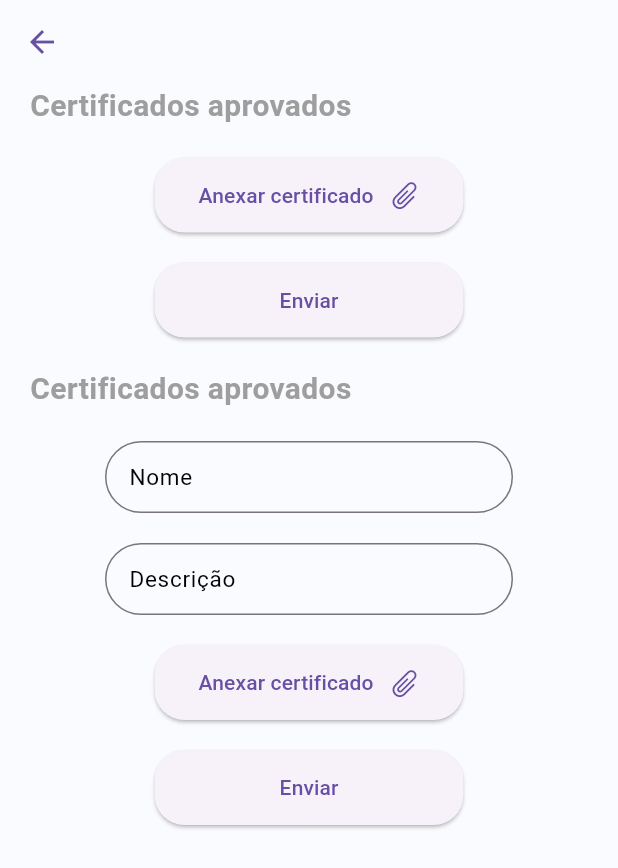
After one commit to Fhuller/quanto_falta_front, a Flutter app: the AdminPage screen opened by its route, on a phone screen of 412 x 824 dp. The commit adds this screen. Shown: the top 868 px of the screen. Run offline on Flutter 3.47's test engine with Material 3 defaults, Android fonts, the light colour scheme and no system bars; our stand-ins replace file_picker, percent_indicator, permission_handler; missing offline and left inert: validatorless.

Commit message:
admin page

```diff
--- a/lib/api/certificateapi.dart
+++ b/lib/api/certificateapi.dart
@@ -1,5 +1,5 @@
 import 'dart:io';
-import 'package:quanto_falta_front/models/token.dart';
+import 'package:quanto_falta_front/models/response.dart';
 import 'package:quanto_falta_front/services/api.dart';
 import 'package:quanto_falta_front/utils/constants.dart';
 
@@ -13,8 +13,8 @@ class CertificateAPI {
 
     final jsonData = await Api.post('$apiUrl/certificate/upload/', data, JWT);
 
-    final token = Token.fromJson(jsonData['data']);
+    final token = Response.fromJson(jsonData['data']);
 
-    return token.value;
+    return token.token;
   }
 }
--- a/lib/main.dart
+++ b/lib/main.dart
@@ -2,6 +2,7 @@ import 'package:flutter/material.dart';
 import 'package:quanto_falta_front/screens/home.dart';
 import 'package:quanto_falta_front/screens/login/login_page.dart';
 import 'package:quanto_falta_front/screens/register.dart';
+import 'package:quanto_falta_front/screens/admin.dart';
 
 void main() {
   runApp(const MainApp());
@@ -18,7 +19,8 @@ class MainApp extends StatelessWidget {
       routes: {
         '/': (context) => const Login(),
         '/register': (context) => const Register(),
-        '/homePage': (context) => const HomePage()
+        '/homePage': (context) => const HomePage(),
+        '/adminPage':(context) => const AdminPage()
       },
       initialRoute: '/',
     );
--- /dev/null
+++ b/lib/models/response.dart
@@ -0,0 +1,10 @@
+class Response {
+  String token;
+  bool admin = false;
+
+  Response({required this.token, required this.admin});
+
+  factory Response.fromJson(Map<String, dynamic> jsonData) {
+    return Response(token: jsonData['data']['token'], admin: jsonData['admin']);
+  }
+}
--- a/lib/models/token.dart
+++ /dev/null
@@ -1,9 +0,0 @@
-class Token {
-  String value;
-
-  Token({required this.value});
-
-  factory Token.fromJson(Map<String, dynamic> jsonData) {
-    return Token(value: jsonData['token']);
-  }
-}
--- /dev/null
+++ b/lib/screens/admin.dart
@@ -0,0 +1,188 @@
+import 'package:flutter/cupertino.dart';
+import 'package:flutter/material.dart';
+import 'package:quanto_falta_front/core/ui/theme_extensions.dart';
+import 'package:quanto_falta_front/core/widget/quanto_field.dart';
+
+class AdminPage extends StatelessWidget {
+  const AdminPage({super.key});
+
+  @override
+  Widget build(BuildContext context) {
+    final _descriptionController = TextEditingController();
+    return Scaffold(
+        appBar: AppBar(
+          iconTheme: IconThemeData(color: context.primaryColor),
+          backgroundColor: const Color(0xFFFAFBFE),
+          elevation: 0,
+        ),
+        backgroundColor: const Color(0xFFFAFBFE),
+        // drawer: HomeDrawer(),
+        body: SingleChildScrollView(
+          child: Column(
+            children: [
+              const Padding(
+                padding: EdgeInsets.fromLTRB(20, 0, 0, 20),
+                child: Row(
+                  mainAxisAlignment: MainAxisAlignment.start,
+                  children: [
+                    Text(
+                      'Certificados aprovados',
+                      style: TextStyle(
+                          fontSize: 20,
+                          fontWeight: FontWeight.bold,
+                          color: Colors.grey),
+                    )
+                  ],
+                ),
+              ),
+
+              Center(
+                child: Padding(
+                  padding: const EdgeInsets.symmetric(horizontal: 70),
+                  child: Column(children: [
+
+                    SizedBox(
+                      width: MediaQuery.of(context).size.width * .5,
+                      height: 50,
+                      child: ElevatedButton(
+                        onPressed: () {},
+                        child: Row(
+                          mainAxisAlignment: MainAxisAlignment.spaceAround,
+                          children: [
+                            const Text('Anexar certificado'),
+                            Icon(
+                              CupertinoIcons.paperclip,
+                              size: 20,
+                            )
+                          ],
+                        ),
+                        style: ElevatedButton.styleFrom(
+                          shape: RoundedRectangleBorder(
+                            borderRadius: BorderRadius.circular(20),
+                          ),
+                        ),
+                      ),
+                    ),
+                    const SizedBox(
+                      height: 20,
+                    ),
+
+                    SizedBox(
+                      width: MediaQuery.of(context).size.width * .5,
+                      height: 50,
+                      child: ElevatedButton(
+                        onPressed: () {},
+                        child: const Text('Enviar'),
+                        style: ElevatedButton.styleFrom(
+                          shape: RoundedRectangleBorder(
+                            borderRadius: BorderRadius.circular(20),
+                          ),
+                        ),
+                      ),
+                    )
+                  ]),
+                ),
+              ),
+
+              const SizedBox(
+                height: 20,
+              ),
+              const Padding(
+                padding: EdgeInsets.fromLTRB(20, 0, 0, 20),
+                child: Row(
+                  mainAxisAlignment: MainAxisAlignment.start,
+                  children: [
+                    Text(
+                      'Certificados aprovados',
+                      style: TextStyle(
+                          fontSize: 20,
+                          fontWeight: FontWeight.bold,
+                          color: Colors.grey),
+                    )
+                  ],
+                ),
+              ),
+
+              Center(
+                child: Padding(
+                  padding: const EdgeInsets.symmetric(horizontal: 70),
+                  child: Column(children: [
+                    QuantoField(
+                      label: 'Nome',
+                    ),
+                    const SizedBox(
+                      height: 20,
+                    ),
+                    ConstrainedBox(
+                      constraints: const BoxConstraints(maxHeight: 150),
+                      child: TextField(
+                        controller: _descriptionController,
+                        minLines: 1,
+                        maxLines: 5,
+                        decoration: InputDecoration(
+                          labelText: 'Descrição',
+                          labelStyle: const TextStyle(
+                            fontSize: 15,
+                            color: Colors.black,
+                          ),
+                          border: OutlineInputBorder(
+                            borderRadius: BorderRadius.circular(30),
+                          ),
+                          errorBorder: OutlineInputBorder(
+                            borderRadius: BorderRadius.circular(30),
+                            borderSide: const BorderSide(color: Colors.red),
+                          ),
+                          isDense: true,
+                        ),
+                      ),
+                    ),
+                    const SizedBox(
+                      height: 20,
+                    ),
+
+                    SizedBox(
+                      width: MediaQuery.of(context).size.width * .5,
+                      height: 50,
+                      child: ElevatedButton(
+                        onPressed: () {},
+                        child: Row(
+                          mainAxisAlignment: MainAxisAlignment.spaceAround,
+                          children: [
+                            const Text('Anexar certificado'),
+                            Icon(
+                              CupertinoIcons.paperclip,
+                              size: 20,
+                            )
+                          ],
+                        ),
+                        style: ElevatedButton.styleFrom(
+                          shape: RoundedRectangleBorder(
+                            borderRadius: BorderRadius.circular(20),
+                          ),
+                        ),
+                      ),
+                    ),
+                    const SizedBox(
+                      height: 20,
+                    ),
+                    SizedBox(
+                      width: MediaQuery.of(context).size.width * .5,
+                      height: 50,
+                      child: ElevatedButton(
+                        onPressed: () {},
+                        child: const Text('Enviar'),
+                        style: ElevatedButton.styleFrom(
+                          shape: RoundedRectangleBorder(
+                            borderRadius: BorderRadius.circular(20),
+                          ),
+                        ),
+                      ),
+                    )
+                  ]),
+                ),
+              )
+            ],
+          ),
+        ));
+  }
+}
--- a/lib/screens/login/login_page.dart
+++ b/lib/screens/login/login_page.dart
@@ -2,6 +2,7 @@ import 'package:flutter/material.dart';
 import 'package:quanto_falta_front/api/userapi.dart';
 import 'package:quanto_falta_front/core/widget/quanto_field.dart';
 import 'package:quanto_falta_front/core/widget/quanto_logo.dart';
+import 'package:quanto_falta_front/models/response.dart';
 import 'package:quanto_falta_front/screens/home.dart';
 import 'package:quanto_falta_front/screens/register.dart';
 import 'package:validatorless/validatorless.dart';
@@ -18,6 +19,7 @@ class _LoginState extends State<Login> {
 
   TextEditingController emailController = TextEditingController();
   TextEditingController passwordController = TextEditingController();
+  bool admin = false;
   final _emailFocus = FocusNode();
 
   @override
@@ -59,7 +61,7 @@ class _LoginState extends State<Login> {
                               obscureText: true,
                               validator: Validatorless.multiple([
                                 Validatorless.required('Senha obrigatória'),
-                                Validatorless.min(6,
+                                Validatorless.min(3,
                                     'Senha deve conter pelo menos 6 caracteres')
                               ]),
                             ),
@@ -78,15 +80,24 @@ class _LoginState extends State<Login> {
                                     if (_formKey.currentState!.validate()) {
                                       try {
                                         // ignore: non_constant_identifier_names
-                                        String JWT = await UserAPI.login(
+                                        Response res = await UserAPI.login(
                                             email: emailController.text,
-                                            pwd: passwordController.text);
-                                        if (JWT.toString() != "") {
+                                            pwd: passwordController.text,
+                                            );
+                                        if (res.token.toString() != "" && res.admin == false) {
                                           //TROCAR PARA VERIFICAR VIA API
                                           // ignore: use_build_context_synchronously
                                           Navigator.of(context).pushNamed(
                                             '/homePage',
-                                            arguments: JWT,
+                                            arguments: res.token,
+                                          );
+                                        }
+                                        if (res.token.toString() != "" && res.admin == true) {
+                                          //TROCAR PARA VERIFICAR VIA API
+                                          // ignore: use_build_context_synchronously
+                                          Navigator.of(context).pushNamed(
+                                            '/adminPage',
+                                            arguments: res.token,
                                           );
                                         }
                                       } catch (e) {
```
